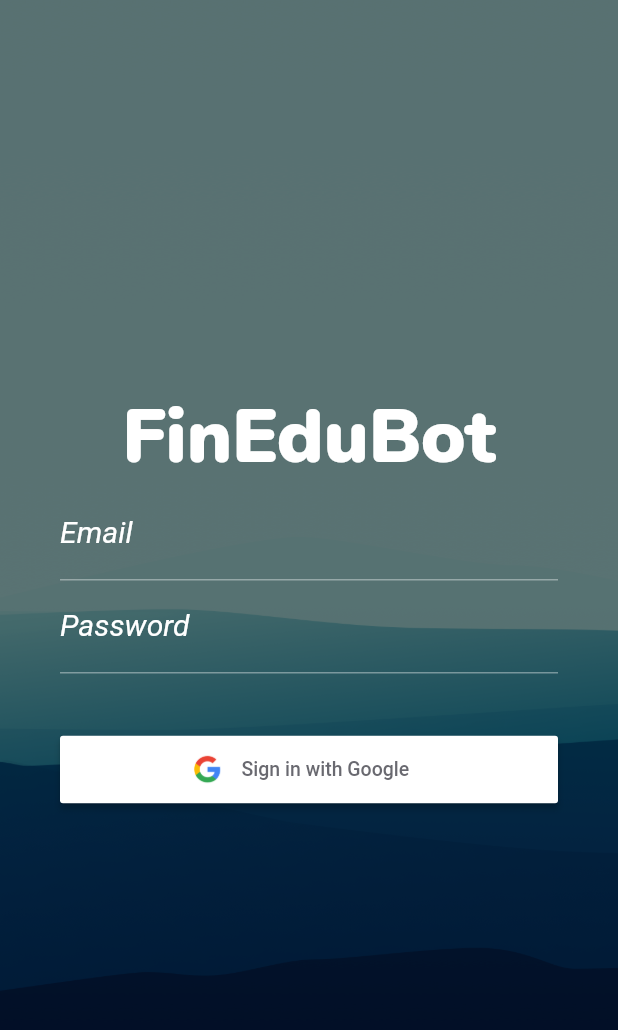
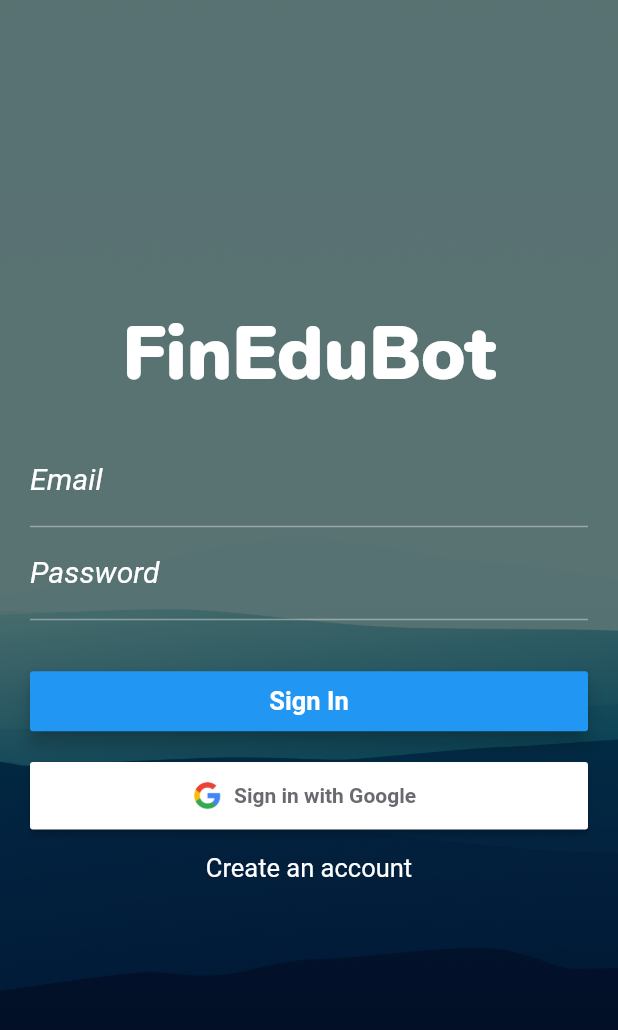
Before and after one commit to georgechua/test1, a Flutter app: the LoginPage screen opened directly, on a phone screen of 412 x 824 dp. Shown: the top 1030 px of the screen. Run offline on Flutter 3.47's test engine with Material 2 defaults, Android fonts, the light colour scheme and no system bars; our stand-ins replace firebase_auth, flutter_spinkit, google_sign_in; accounts and stored records are empty; network calls fail; Roboto replaces fonts that are missing (Nunitor).

Commit message:
added create acc module

```diff
--- a/lib/feedback.dart
+++ b/lib/feedback.dart
@@ -1,8 +1,5 @@
 import 'package:flutter/material.dart';
 import './materialbtn.dart';
-import './result.dart';
-import './logout.dart';
-
 
 class FeedbackForm extends StatefulWidget {
   @override
--- a/lib/loginpage.dart
+++ b/lib/loginpage.dart
@@ -1,39 +1,80 @@
 import 'package:flutter/material.dart';
 import 'package:google_sign_in/google_sign_in.dart';
-import 'package:firebase_auth/firebase_auth.dart';
 
 //Pages
 import './ui/googlebutton.dart';
 import './ui/google_btn_main.dart';
 import './main.dart';
+import './materialbtn.dart';
+import 'auth.dart';
 
 
 class LoginPage extends StatefulWidget {
+  LoginPage({this.auth,this.onSignedIn});
+  final BaseAuth auth;
+  final VoidCallback onSignedIn;
+
   @override
   State createState() => _LoginPageState();
 }
 
+enum FormType {
+  login,
+  register
+}
+
 class _LoginPageState extends State<LoginPage> with SingleTickerProviderStateMixin {
 
-  final FirebaseAuth _auth = FirebaseAuth.instance;
-  final GoogleSignIn googleSignIn = new GoogleSignIn();
+  //Form validate var
+  final formKey = new GlobalKey<FormState>();
+  String _email;
+  String _password;
+  FormType _formType = FormType.login;
 
-  Future<FirebaseUser> _signIn() async {
-    GoogleSignInAccount googleSignInAccount = await googleSignIn.signIn();
-    GoogleSignInAuthentication gSA = await googleSignInAccount.authentication;
-
-    FirebaseUser user = await _auth.signInWithGoogle(
-      idToken: gSA.idToken, accessToken: gSA.accessToken);
-
-      print("User Name : ${user.displayName}");
-      return user;
+  bool validateAndSave(){
+    final form = formKey.currentState;
+    if (form.validate()) {
+      form.save();
+      return true;
+    }
+    else {
+      return false;
+    }
   }
 
-  void _signOut(){
-    googleSignIn.signOut();
-    print("User Signed Out");
+  void validateAndSubmit() async{
+      if(validateAndSave()){
+          try {
+            if(_formType == FormType.login) {
+              String userId = await widget.auth.signInWithEmailAndPassword(_email, _password);
+              print('Signed In : $userId');
+            }else {
+              String userId = await widget.auth.createUserWithEmailAndPassword(_email, _password);
+              print('Registered User : $userId');
+            }
+            widget.onSignedIn();
+          }
+          catch (e) {
+            print('Error: $e');
+          }
+      }
   }
 
+  void moveToRegister() {
+    formKey.currentState.reset();
+    setState(() {
+          _formType = FormType.register;
+        });
+  }
+
+void moveToLogin(){
+  formKey.currentState.reset();
+  setState(() {
+      _formType = FormType.login;
+    });
+}
+
+  //Animation Controller properties
   AnimationController _iconAnimationController;
   Animation<double> _iconAnimation;
 
@@ -61,6 +102,7 @@ class _LoginPageState extends State<LoginPage> with SingleTickerProviderStateMix
        backgroundColor: Colors.blueAccent,
        body: new Stack(
          fit: StackFit.expand,
+
          children: <Widget>[
            new Image(
              image: new AssetImage("images/loginbg1.png"),
@@ -72,48 +114,19 @@ class _LoginPageState extends State<LoginPage> with SingleTickerProviderStateMix
            new Column(
              mainAxisAlignment: MainAxisAlignment.center,
              children: <Widget>[
-              /* new Image(
-                 image: new AssetImage("images/logo.png"),
-                 width: 500.0, height: 220.0,
-                 fit:BoxFit.fill
-               ), */
-
             new Text("FinEduBot", style: new TextStyle(color: Colors.white,fontSize: 50.0,fontWeight: FontWeight.bold,fontFamily: 'Nunito'),
             ),
             new Container(
-             padding: const EdgeInsets.only(top:0.0),
+                padding: const EdgeInsets.all(20.0),
                 child: new Theme(
                   data: new ThemeData(brightness: Brightness.dark,primarySwatch: Colors.blue, inputDecorationTheme: new InputDecorationTheme(
                   labelStyle: new TextStyle(color: Colors.white, fontSize: 20.0, fontStyle: FontStyle.italic))),
 
-                    child: new Container(
-                      //margin: EdgeInsets.fromLTRB(10.0, 20.0, 10.0, 10.0),
-                      padding: const EdgeInsets.fromLTRB(40.0,0.0,40.0,30.0),
+                    child: new Form(
+                        key:formKey,
                         child: new Column(
                         crossAxisAlignment: CrossAxisAlignment.center,
-                 children: <Widget>[
-                      new TextFormField(
-
-                        decoration: (new InputDecoration(
-
-                          labelText: "Email",
-
-                        )),
-
-                        keyboardType: TextInputType.emailAddress,
-
-                      ),
-                      new TextFormField(decoration: (new InputDecoration(
-                        labelText: "Password",
-                      )),
-                      keyboardType: TextInputType.text,
-                      obscureText: true,
-                      ),
-                      new Padding(
-                        padding: const EdgeInsets.only(top:40.0),
-                      ),
-                      new GoogleBtn()
-                 ],
+                         children: buildInputs() + buildSubmitButtons(),
               ),
              ),
             ),
@@ -122,9 +135,95 @@ class _LoginPageState extends State<LoginPage> with SingleTickerProviderStateMix
          ),
         ],
       ),
-
     );
   }
+
+
+  List<Widget> buildInputs(){
+        return [
+          new TextFormField(
+            decoration: (new InputDecoration(
+            labelText: "Email",
+            )),
+            validator: (value) => value.isEmpty ? 'Email can\'t be empty' : null,
+            onSaved: (value) => _email = value,
+            keyboardType: TextInputType.emailAddress,
+          ),
+          new TextFormField(
+            decoration: (new InputDecoration(
+            labelText: "Password",
+            )),
+            keyboardType: TextInputType.text,
+            obscureText: true,
+            validator: (value) => value.isEmpty ? 'Password can\'t be empty' : null,
+            onSaved: (value) => _password = value,
+          ),
+          new Padding(
+                        padding: const EdgeInsets.only(top:30.0)),
+
+     ];
+  }
+
+  List<Widget> buildSubmitButtons() {
+      if (_formType == FormType.login) {
+      return [
+          new MaterialButton(
+                        elevation: 5.0,
+                        height: 40.0,
+                        minWidth: 500.0,
+                        color: Colors.blue,
+                        textColor: Colors.white,
+                        child: new Text("Sign In", style: new TextStyle(fontWeight: FontWeight.bold, fontSize: 17.0),),
+
+                        onPressed: validateAndSubmit,
+
+                        splashColor: Colors.lightBlue[900],
+                    ),
+                    new Padding(
+                        padding: const EdgeInsets.only(bottom:15.0),
+                  ),
+                    new GoogleBtn(),
+                    new FlatButton(
+                      child: new Text('Create an account',
+                        style: new TextStyle(
+                          fontSize: 17.0,
+                          fontFamily: 'Roboto',
+                          fontWeight: FontWeight.normal,
+                          color: Colors.white
+                          ),
+                        ),
+                        onPressed: moveToRegister,
+                  ),
+                ];
+     } else {
+       return [
+         new MaterialButton(
+                        elevation: 5.0,
+                        height: 40.0,
+                        minWidth: 500.0,
+                        color: Colors.blue,
+                        textColor: Colors.white,
+                        child: new Text("Create an account", style: new TextStyle(fontWeight: FontWeight.bold, fontSize: 17.0),),
+                        onPressed: validateAndSubmit,
+                        splashColor: Colors.lightBlue[900],
+                    ),
+                     new Padding(
+                        padding: const EdgeInsets.only(bottom:15.0),
+                  ),
+        new MaterialButton(
+                        elevation: 5.0,
+                        height: 40.0,
+                        minWidth: 500.0,
+                        color: Colors.green,
+                        textColor: Colors.white,
+                        child: new Text("Have an account? Login", style: new TextStyle(fontWeight: FontWeight.bold, fontSize: 17.0),),
+                        onPressed: moveToLogin,
+                        splashColor: Colors.lightBlue[900],
+                    ),
+       ];
+     }
+    }
+
 }
 
 /*  class LogoImage extends StatelessWidget {
--- a/lib/materialbtn.dart
+++ b/lib/materialbtn.dart
@@ -1,4 +1,5 @@
 import 'package:flutter/material.dart';
+import './loginpage.dart';
 
 
 class SendButton extends StatelessWidget {
--- a/lib/pages/quiz_page.dart
+++ b/lib/pages/quiz_page.dart
@@ -50,14 +50,9 @@ class QuizPageState extends State <QuizPage>{
       children: <Widget>[
         new Column(
         children: [
-
-
                     new AnswerButton(true, () => handleAnswer(true)),
                     new QuestionText(questionText, questionNumber),
                     new AnswerButton(false, () => handleAnswer(false)),
-
-
-
   ],
 ),
 
--- a/lib/ui/googlebutton.dart
+++ b/lib/ui/googlebutton.dart
@@ -9,16 +9,18 @@ Widget button(title, uri, [ color = const Color.fromRGBO(68, 68, 76, .8) ]) {
         crossAxisAlignment: CrossAxisAlignment.center,
         children: <Widget>[
 
-          Image.asset(
-            uri,
-            width: 25.0,
-          ),
-          new Padding(padding: EdgeInsets.only(right:10.0)),
+            new Image.asset(
+              uri,
+              width: 25.0,
+            ),
+
+          new Padding(padding: EdgeInsets.only(right:5.0)),
             new Text(
             "Sign in with $title",
             style:  TextStyle(
-              fontFamily: 'Roboto',
-              fontSize: 13.0,
+              fontFamily: 'Nunitor',
+              fontWeight: FontWeight.bold,
+              fontSize: 14.0,
               color: color,
             ),
           ),
```
Also changed, not shown: lib/auth.dart (added, +27 -0 lines), lib/logout.dart (deleted, +0 -17 lines), lib/logout_alert.dart (added, +31 -0 lines), lib/main.dart (+57 -6 lines), lib/root_page.dart (added, +56 -0 lines), lib/ui/google_btn_main.dart (+25 -1 lines). Lines whose indentation alone changed are shown as unchanged.
